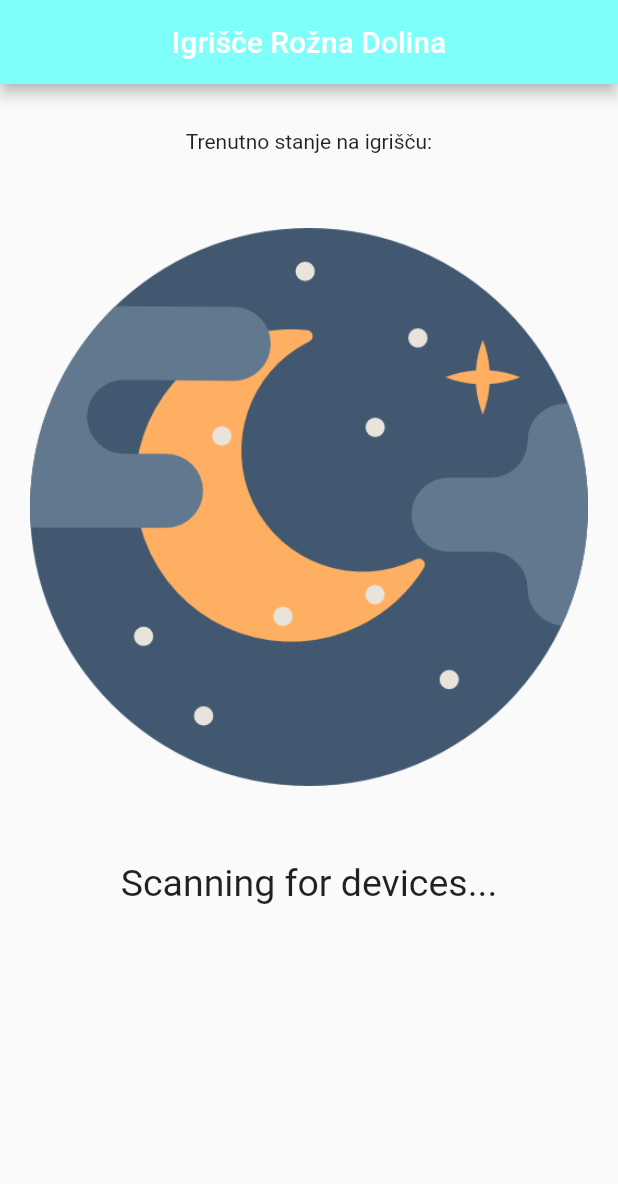
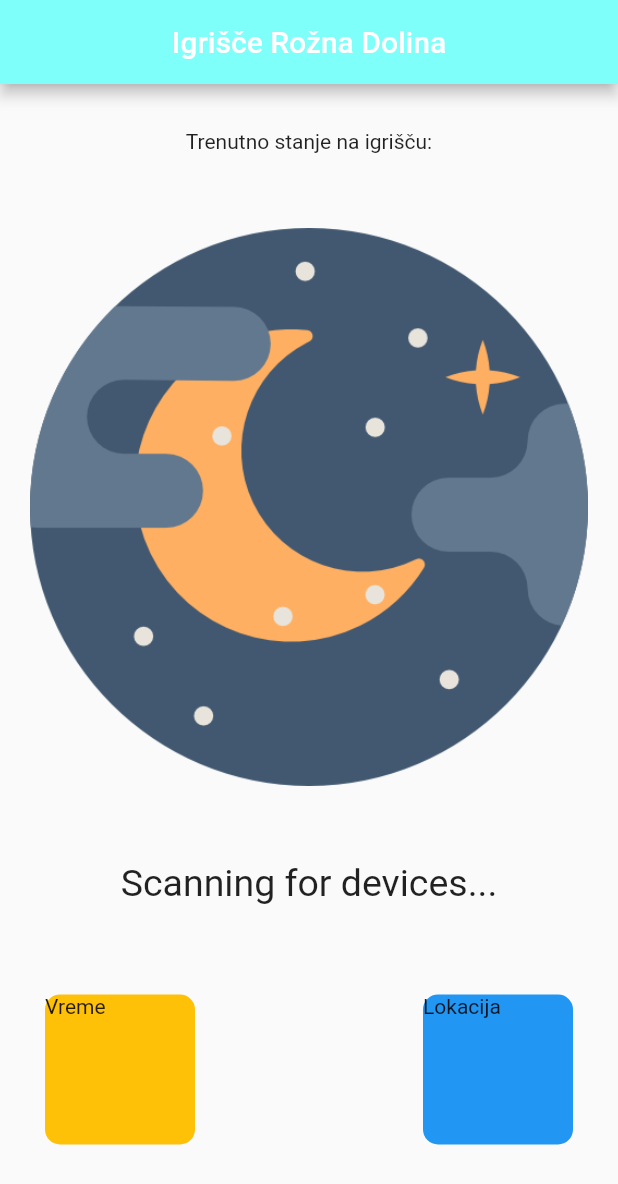
Before and after one commit to kofolmarko/PametnoIgrisce, a Flutter app: the screen it shows after launch, on a phone screen of 412 x 824 dp. Shown: the top 1184 px of the screen. Run offline on Flutter 3.47's test engine with Material 2 defaults, Android fonts, the phone set to English and light mode, and no system bars; our stand-ins replace flutter_blue.

Commit message:
Arduino code.

```diff
--- a/lib/pametno_igrsice.dart
+++ b/lib/pametno_igrsice.dart
@@ -118,6 +118,33 @@ class _PametnoIgrisceAppState extends State<PametnoIgrisceApp> {
                   margin: EdgeInsets.all(30),
                 )
               ),
+              Center(
+                child: Row(
+                  children: [
+                    Container(
+                      height: 100,
+                      width: 100,
+                      decoration: BoxDecoration(
+                        borderRadius: BorderRadius.all(Radius.circular(10)),
+                        color: Colors.amber
+                      ),
+                      margin: EdgeInsets.all(30),
+                      child: Text('Vreme'),
+                    ),
+                    Spacer(),
+                    Container(
+                      height: 100,
+                      width: 100,
+                      decoration: BoxDecoration(
+                        borderRadius: BorderRadius.all(Radius.circular(10)),
+                        color: Colors.blue,
+                      ),
+                      margin: EdgeInsets.all(30),
+                      child: Text('Lokacija'),
+                    )
+                  ],
+                ),
+              )
             ],
           )
 
```
Also changed, not shown: 1 other file.
